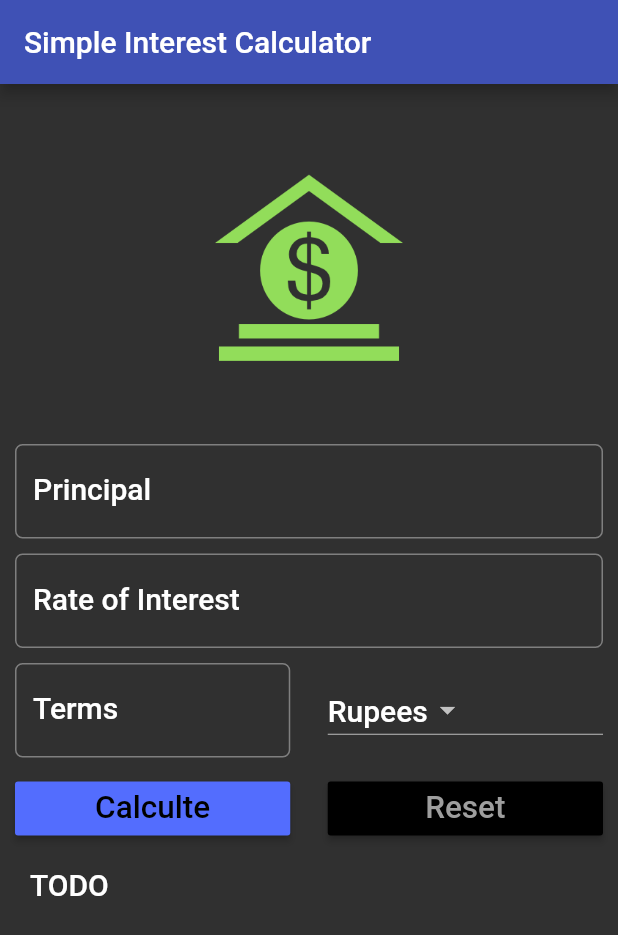
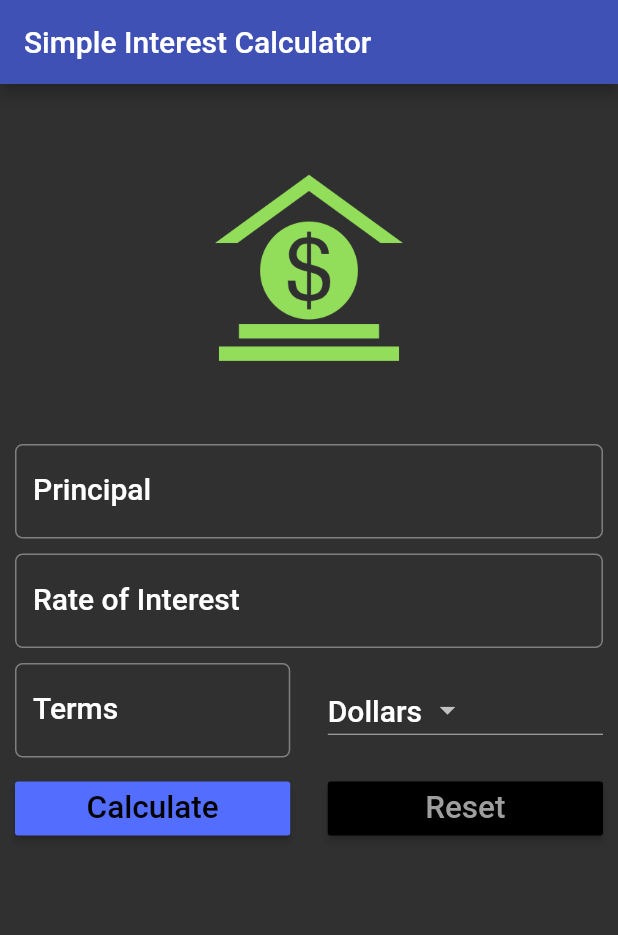
Before and after one commit to aadhikar/Flutter, a Flutter app: the screen it shows after launch, on a phone screen of 412 x 824 dp. Shown: the top 935 px of the screen. Run offline on Flutter 3.47's test engine with Material 2 defaults, Android fonts, the phone set to English and light mode, and no system bars.

Commit message:
Added logic
Added logic to calculate Simple Interest

```diff
--- a/flutter_app/lib/app_screens/simpleInterestForm.dart
+++ b/flutter_app/lib/app_screens/simpleInterestForm.dart
@@ -9,9 +9,23 @@ class SimpleInterestForm extends StatefulWidget {
 }
 
 class _SimpleInterestForm extends State<SimpleInterestForm> {
-  var _currencies = ['Rupees', 'Dollars', 'Pounds'];
-  var _selectedItem = "Rupees";
+  var _formKey = GlobalKey<FormState>();
+  var _currencies = ['Dollars', 'Rupees', 'Pounds'];
+  var _currentItemSelected = "";
   final _minimumPadding = 5.0;
+
+  TextEditingController principalController = TextEditingController();
+  TextEditingController roiController = TextEditingController();
+  TextEditingController termController = TextEditingController();
+
+  String displayResult = '';
+
+  @override
+  void initState() {
+    // TODO: implement initState
+    super.initState();
+    _currentItemSelected = _currencies[0];
+  }
 
   @override
   Widget build(BuildContext context) {
@@ -22,52 +36,97 @@ class _SimpleInterestForm extends State<SimpleInterestForm> {
       appBar: AppBar(
         title: Text("Simple Interest Calculator"),
       ),
-      body: Container(
-        margin: EdgeInsets.all(_minimumPadding * 2),
+      body: Form(
+        key: _formKey,
+        child: Padding(
+          padding: EdgeInsets.all(_minimumPadding * 2),
           child: ListView(
             children: <Widget>[
               getMoneyImageAsset(),
               Padding(
                 padding: EdgeInsets.only(
-                  top: _minimumPadding, bottom: _minimumPadding),
-              child: TextField(
+                  top: _minimumPadding,
+                  bottom: _minimumPadding,
+                ),
+                child: TextFormField(
                   keyboardType: TextInputType.number,
                   style: textStyle,
+                  controller: principalController,
+                  validator: (String value) {
+                    if (value.isEmpty) {
+//                      Write additional validations
+                      return 'Please enter Principal amount';
+                    }
+                  },
                   decoration: InputDecoration(
                     labelText: "Principal",
                     hintText: "Enter te Principal eg. 1000",
                     labelStyle: textStyle,
+                    errorStyle: TextStyle(
+                      color: Colors.yellowAccent,
+                      fontSize: 15.0,
+                    ),
                     border: OutlineInputBorder(
-                        borderRadius: BorderRadius.circular(5.0))),
+                      borderRadius: BorderRadius.circular(5.0),
+                    ),
+                  ),
                 ),
               ),
               Padding(
                 padding: EdgeInsets.only(
-                  top: _minimumPadding, bottom: _minimumPadding),
-              child: TextField(
+                  top: _minimumPadding,
+                  bottom: _minimumPadding,
+                ),
+                child: TextFormField(
                   keyboardType: TextInputType.number,
                   style: textStyle,
+                  controller: roiController,
+                  validator: (String value) {
+                    if (value.isEmpty) {
+//                      Write additional validations
+                      return 'Please enter Rate of Interest';
+                    }
+                  },
                   decoration: InputDecoration(
                     labelText: "Rate of Interest",
                     hintText: "Enter in percent",
                     labelStyle: textStyle,
+                    errorStyle: TextStyle(
+                      color: Colors.yellowAccent,
+                      fontSize: 15.0,
+                    ),
                     border: OutlineInputBorder(
-                        borderRadius: BorderRadius.circular(5.0))),
+                      borderRadius: BorderRadius.circular(5.0),
+                    ),
+                  ),
                 ),
               ),
               Padding(
                 padding: EdgeInsets.only(
-                  top: _minimumPadding, bottom: _minimumPadding),
+                  top: _minimumPadding,
+                  bottom: _minimumPadding,
+                ),
                 child: Row(
                   children: <Widget>[
                     Expanded(
-                    child: TextField(
+                      child: TextFormField(
                         keyboardType: TextInputType.number,
                         style: textStyle,
+                        controller: termController,
+                        validator: (String value) {
+                          if (value.isEmpty) {
+//                            Write additional validations
+                            return 'Please enter Term';
+                          }
+                        },
                         decoration: InputDecoration(
                           labelText: "Terms",
                           hintText: "Time in years",
                           labelStyle: textStyle,
+                          errorStyle: TextStyle(
+                            color: Colors.yellowAccent,
+                            fontSize: 15.0,
+                          ),
                           border: OutlineInputBorder(
                             borderRadius: BorderRadius.circular(5.0),
                           ),
@@ -88,10 +147,10 @@ class _SimpleInterestForm extends State<SimpleInterestForm> {
                               ),
                             );
                           }).toList(),
-                        value: _selectedItem,
+                          value: _currentItemSelected,
                           onChanged: (String newValueSelected) {
                             //Code to execute when Dropdown menu selected
-                          _selectedItem = newValueSelected;
+                            _onDropDownItemSelected(newValueSelected);
                           }),
                     )
                   ],
@@ -107,10 +166,14 @@ class _SimpleInterestForm extends State<SimpleInterestForm> {
                           color: Theme.of(context).accentColor,
                           textColor: Theme.of(context).primaryColorDark,
                           child: Text(
-                          "Calculte",
+                            "Calculate",
                             textScaleFactor: 1.5,
                           ),
-                        onPressed: () {}),
+                          onPressed: () {
+                            if (_formKey.currentState.validate()) {
+                              this.displayResult = _calculateTotalReturn();
+                            }
+                          }),
                     ),
                     Container(
                       width: _minimumPadding * 5,
@@ -123,7 +186,9 @@ class _SimpleInterestForm extends State<SimpleInterestForm> {
                             "Reset",
                             textScaleFactor: 1.5,
                           ),
-                        onPressed: () {}),
+                          onPressed: () {
+                            _reset();
+                          }),
                     )
                   ],
                 ),
@@ -131,11 +196,12 @@ class _SimpleInterestForm extends State<SimpleInterestForm> {
               Padding(
                 padding: EdgeInsets.all(_minimumPadding * 2),
                 child: Text(
-                "TODO",
+                  this.displayResult,
                   style: textStyle,
                 ),
               )
             ],
+          ),
         ),
       ),
     );
@@ -151,4 +217,27 @@ class _SimpleInterestForm extends State<SimpleInterestForm> {
       ),
     );
   }
+
+  void _onDropDownItemSelected(newValueSelected) {
+    this._currentItemSelected = newValueSelected;
   }
+
+  String _calculateTotalReturn() {
+    double principal = double.parse(principalController.text);
+    double roi = double.parse(roiController.text);
+    double term = double.parse(termController.text);
+
+    double totalAmountPayable = principal + (principal * roi * term) / 100;
+
+    return "After $term years, your investment will be worth $totalAmountPayable $_currentItemSelected";
+  }
+
+  void _reset() {
+    principalController.text = '';
+    roiController.text = '';
+    termController.text = '';
+    displayResult = '';
+    _currentItemSelected = _currencies[0];
+    _formKey.currentState.reset();
+  }
+}
```
Lines whose indentation alone changed are shown as unchanged.
